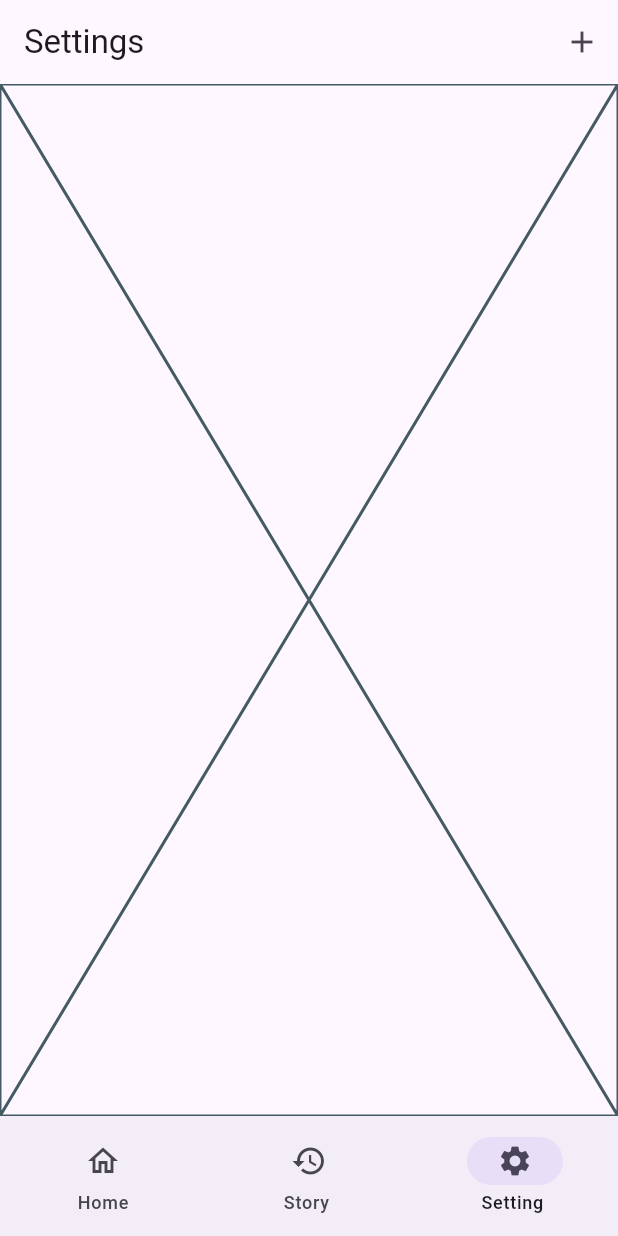
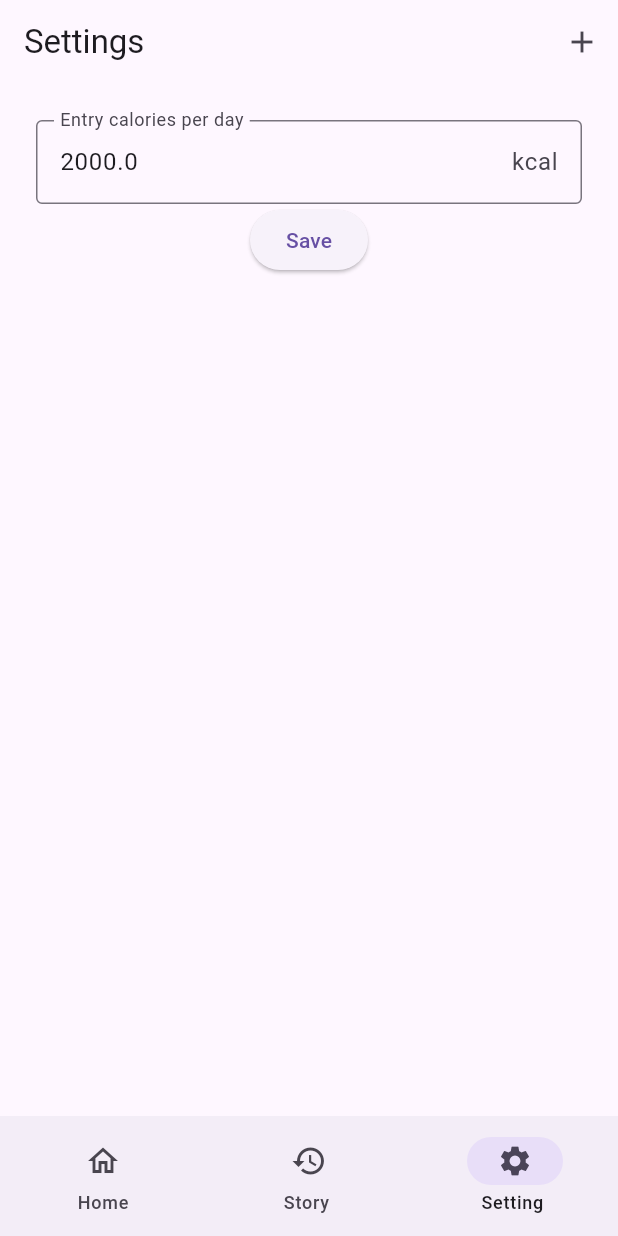
Before and after one commit to Flutter007/lab_36, a Flutter app: the screen it shows after launch, item 3 of the bottom bar chosen, on a phone screen of 412 x 824 dp. Run offline on Flutter 3.47's test engine with Material 3 defaults, Android fonts, the phone set to English and light mode, and no system bars; our stand-ins replace fl_chart, flutter_slidable.

Commit message:
Added Field to entry calories per day,add list of cards,Card with sum of all calories.Make possibility to save meals in File.

```diff
--- a/lib/lab36.dart
+++ b/lib/lab36.dart
@@ -1,4 +1,5 @@
 import 'package:flutter/material.dart';
+import 'package:lab36/data/meals_data.dart';
 import 'package:lab36/models/destination.dart';
 import 'package:lab36/models/meal.dart';
 import 'package:lab36/screens/main_screen.dart';
@@ -16,12 +17,24 @@ class Lab36 extends StatefulWidget {
 
 class _Lab36State extends State<Lab36> {
   int currentScreenIndex = 0;
-  List<Meal> meals = [
-    Meal(description: 'Plov', dateTime: DateTime.now(), calories: 500),
-  ];
+  double calories = 2000;
+  List<Meal> meals = [];
   void updateIndex(int index) {
     setState(() {
       currentScreenIndex = index;
+    });
+  }
+
+  @override
+  void initState() {
+    super.initState();
+    loadData();
+  }
+
+  void loadData() async {
+    final loadedMeals = await loadMeals();
+    setState(() {
+      meals = loadedMeals;
     });
   }
 
@@ -29,6 +42,14 @@ class _Lab36State extends State<Lab36> {
     setState(() {
       meals.add(newMeal);
     });
+    saveMeal(meals);
+  }
+
+  void deleteMeal(String id) {
+    setState(() {
+      meals.removeWhere((meal) => meal.id == id);
+    });
+    saveMeal(meals);
   }
 
   void openMealBottomSheet() {
@@ -44,7 +65,7 @@ class _Lab36State extends State<Lab36> {
     return [
       Destination(
         screenTitle: Text('Home '),
-        screen: MainScreen(),
+        screen: MainScreen(meals: meals),
         navLabel: "Home",
         navIcon: Icons.home_outlined,
         navSelectedIcon: Icons.home,
@@ -54,7 +75,7 @@ class _Lab36State extends State<Lab36> {
       ),
       Destination(
         screenTitle: Text('History '),
-        screen: HistoryScreen(meals: meals),
+        screen: HistoryScreen(meals: meals, onMealDelete: deleteMeal),
         navLabel: "Story ",
         navIcon: Icons.history_outlined,
         navSelectedIcon: Icons.history,
@@ -64,7 +85,7 @@ class _Lab36State extends State<Lab36> {
       ),
       Destination(
         screenTitle: Text('Settings '),
-        screen: SettingsScreen(),
+        screen: SettingsScreen(calories: calories),
         navLabel: "Setting ",
         navIcon: Icons.settings_outlined,
         navSelectedIcon: Icons.settings,
--- a/lib/screens/settings_screen.dart
+++ b/lib/screens/settings_screen.dart
@@ -1,10 +1,42 @@
 import 'package:flutter/material.dart';
 
-class SettingsScreen extends StatelessWidget {
-  const SettingsScreen({super.key});
+class SettingsScreen extends StatefulWidget {
+  final double calories;
+
+  const SettingsScreen({super.key, required this.calories});
+
+  @override
+  State<SettingsScreen> createState() => _SettingsScreenState();
+}
+
+class _SettingsScreenState extends State<SettingsScreen> {
+  var controller = TextEditingController();
+
+  @override
+  void initState() {
+    super.initState();
+    controller.text = widget.calories.toString();
+  }
 
   @override
   Widget build(BuildContext context) {
-    return const Placeholder();
+    return Container(
+      width: double.infinity,
+      padding: EdgeInsets.all(24),
+      child: Column(
+        children: [
+          TextField(
+            keyboardType: TextInputType.number,
+            controller: controller,
+            decoration: InputDecoration(
+              labelText: 'Entry calories per day',
+              border: OutlineInputBorder(),
+              suffix: Text("kcal"),
+            ),
+          ),
+          ElevatedButton(onPressed: () {}, child: Text("Save")),
+        ],
+      ),
+    );
   }
 }
```
Also changed, not shown: lib/data/meals_data.dart (added, +43 -0 lines), lib/screens/history_screen.dart (+30 -2 lines), lib/screens/main_screen.dart (+10 -2 lines), lib/widgets/meal_card.dart (+4 -6 lines).
